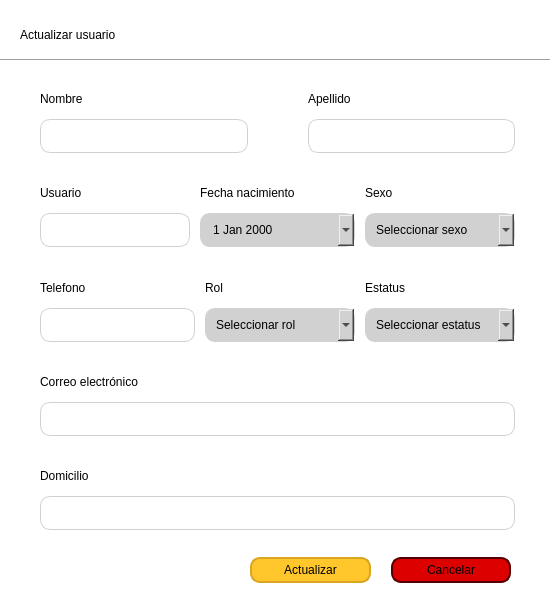
Qt form src/views/form_update_user.ui (Eddys912/pymexpro) before a commit.
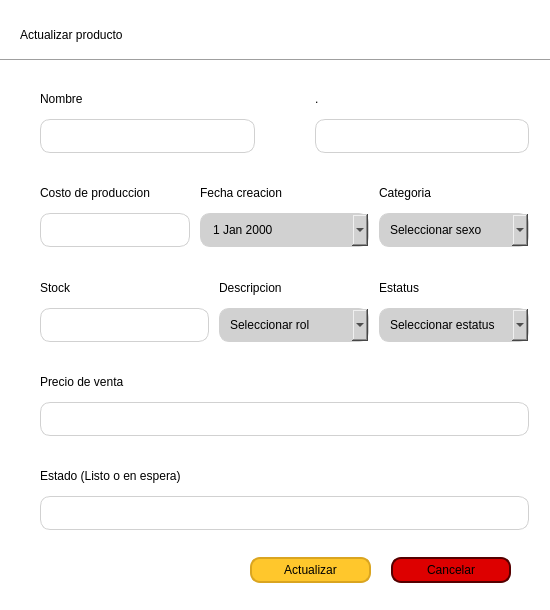
The same form after that commit.

Diff of the .ui file:
```diff
--- a/src/views/form_update_user.ui
+++ b/src/views/form_update_user.ui
@@ -64,7 +64,7 @@
     <string notr="true">font: 700 18pt &quot;Verdana&quot;;</string>
    </property>
    <property name="text">
-    <string>Actualizar usuario</string>
+    <string>Actualizar producto</string>
    </property>
   </widget>
   <widget class="Line" name="line">
@@ -135,12 +135,12 @@
     </item>
    </layout>
   </widget>
-  <widget class="QWidget" name="">
+  <widget class="QWidget" name="layoutWidget">
    <property name="geometry">
     <rect>
      <x>40</x>
      <y>79</y>
-     <width>475</width>
+     <width>489</width>
      <height>451</height>
     </rect>
    </property>
@@ -194,7 +194,7 @@
         <item>
          <widget class="QLabel" name="label_3">
           <property name="text">
-           <string>Apellido</string>
+           <string>.</string>
           </property>
          </widget>
         </item>
@@ -225,7 +225,7 @@
         <item>
          <widget class="QLabel" name="label_9">
           <property name="text">
-           <string>Usuario</string>
+           <string>Costo de produccion</string>
           </property>
          </widget>
         </item>
@@ -255,7 +255,7 @@
         <item>
          <widget class="QLabel" name="label_4">
           <property name="text">
-           <string>Fecha nacimiento</string>
+           <string>Fecha creacion</string>
           </property>
          </widget>
         </item>
@@ -290,7 +290,7 @@
           </property>
           <property name="minimumDateTime">
            <datetime>
-            <hour>0</hour>
+            <hour>6</hour>
             <minute>0</minute>
             <second>0</second>
             <year>1800</year>
@@ -323,7 +323,7 @@
         <item>
          <widget class="QLabel" name="label_10">
           <property name="text">
-           <string>Sexo</string>
+           <string>Categoria</string>
           </property>
          </widget>
         </item>
@@ -373,7 +373,7 @@
         <item>
          <widget class="QLabel" name="label_7">
           <property name="text">
-           <string>Telefono</string>
+           <string>Stock</string>
           </property>
          </widget>
         </item>
@@ -403,7 +403,7 @@
         <item>
          <widget class="QLabel" name="label_12">
           <property name="text">
-           <string>Rol</string>
+           <string>Descripcion</string>
           </property>
          </widget>
         </item>
@@ -485,7 +485,7 @@
       <item>
        <widget class="QLabel" name="label_8">
         <property name="text">
-         <string>Correo electrónico</string>
+         <string>Precio de venta</string>
         </property>
        </widget>
       </item>
@@ -505,7 +505,7 @@
       <item>
        <widget class="QLabel" name="label_6">
         <property name="text">
-         <string>Domicilio</string>
+         <string>Estado (Listo o en espera)</string>
         </property>
        </widget>
       </item>
```
Left out of the diff: 8 changed lines with no effect on the pictures.
